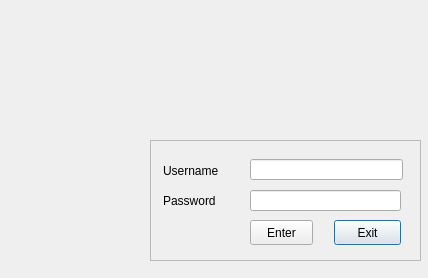
This is src/logindialog.ui in thamizha/angadi as Qt 5 draws it before an edit. The edited form follows.
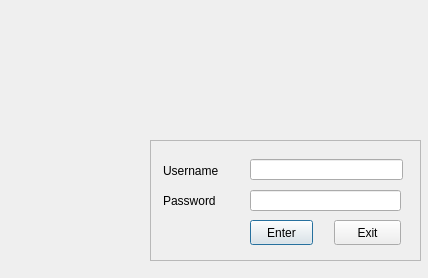
This is the edited form.

Diff of the .ui file:
```diff
--- a/src/logindialog.ui
+++ b/src/logindialog.ui
@@ -95,6 +95,12 @@
     <property name="text">
      <string>Enter</string>
     </property>
+    <property name="autoDefault">
+     <bool>true</bool>
+    </property>
+    <property name="default">
+     <bool>true</bool>
+    </property>
    </widget>
    <widget class="QPushButton" name="pushButtonExit">
     <property name="geometry">
@@ -108,8 +114,11 @@
     <property name="text">
      <string>Exit</string>
     </property>
+    <property name="autoDefault">
+     <bool>false</bool>
+    </property>
     <property name="default">
-     <bool>true</bool>
+     <bool>false</bool>
     </property>
    </widget>
   </widget>
```
